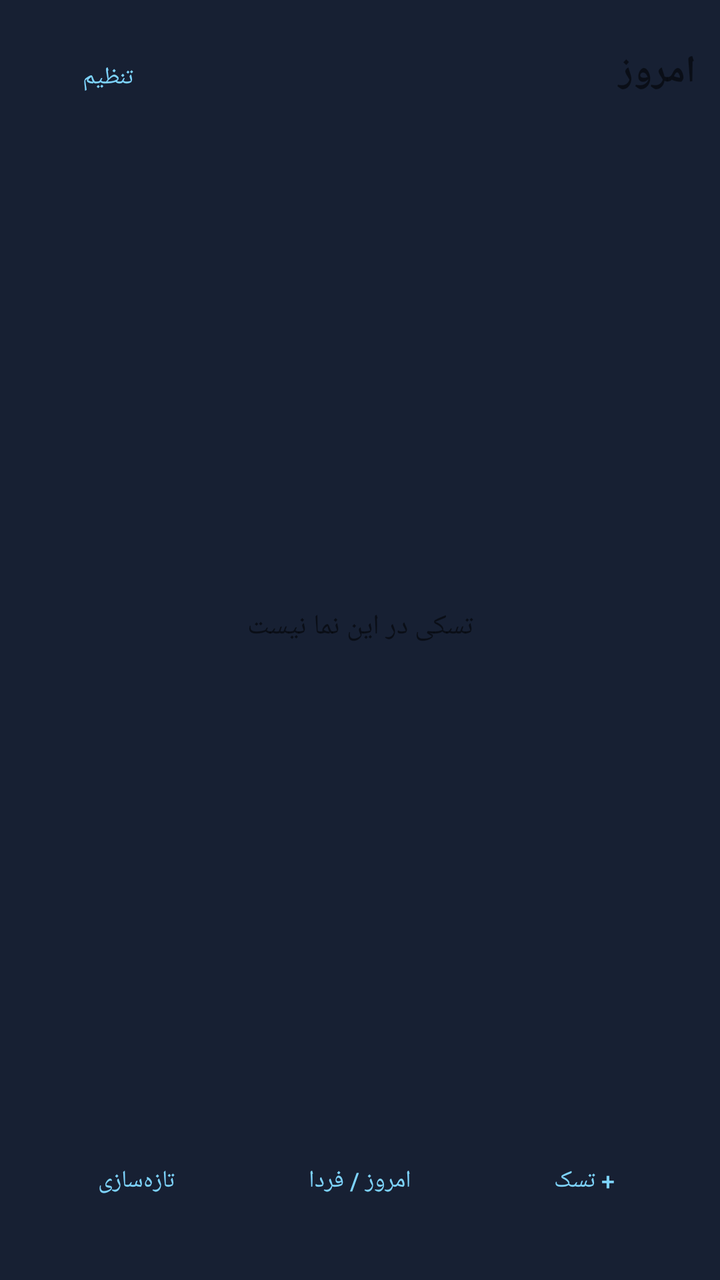
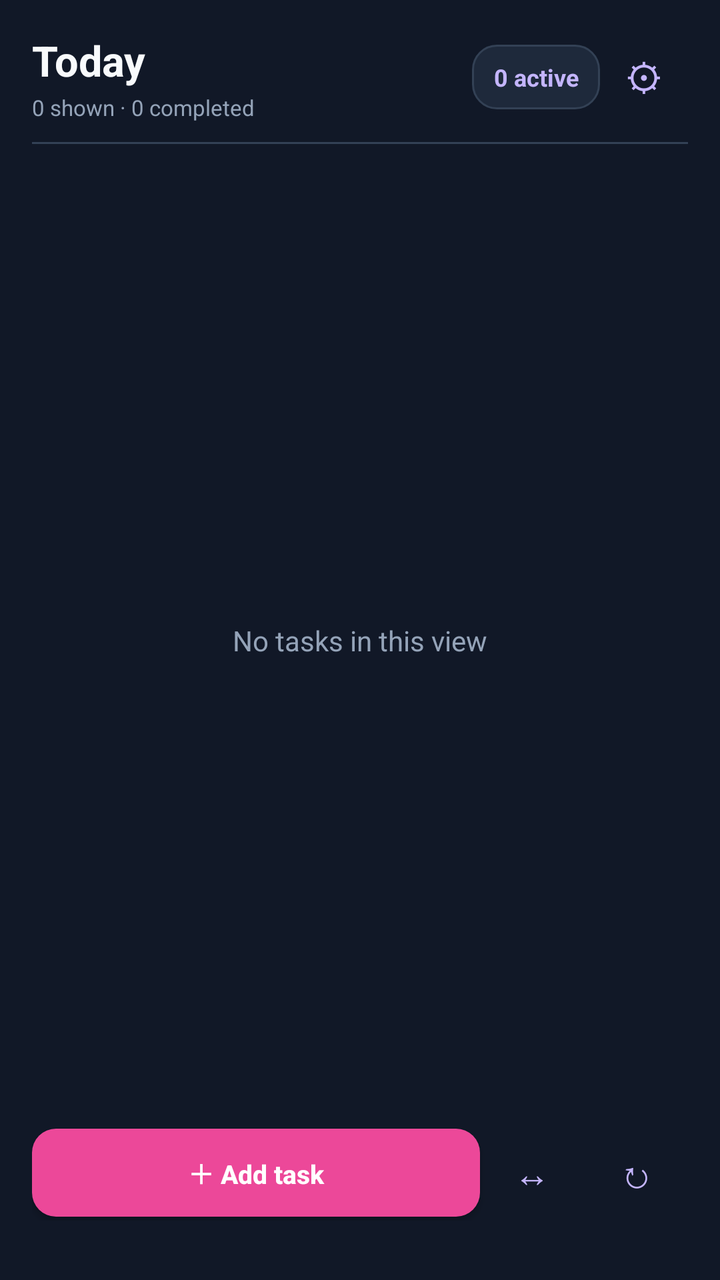

Two renders of the same Android screen: before a commit and after it. Below are the layout's source before the change and the commit's diff.
<!-- AndroidManifest.xml: application theme AppTheme -->
<!-- res/layout/widget_agenda.xml -->
<?xml version="1.0" encoding="utf-8"?>
<LinearLayout xmlns:android="http://schemas.android.com/apk/res/android" android:id="@+id/agenda_root" android:layout_width="match_parent" android:layout_height="match_parent" android:orientation="vertical" android:layoutDirection="rtl" android:padding="12dp" android:background="#172033"><LinearLayout android:layout_width="match_parent" android:layout_height="48dp" android:orientation="horizontal"><TextView android:id="@+id/agenda_title" android:layout_width="0dp" android:layout_weight="3" android:layout_height="match_parent" android:gravity="center_vertical" android:text="امروز" android:textSize="19sp" android:textStyle="bold"/><Button android:id="@+id/agenda_settings" android:layout_width="0dp" android:layout_weight="1" android:layout_height="48dp" android:minWidth="0dp" android:minHeight="48dp" android:padding="2dp" android:text="تنظیم" android:textSize="12sp" android:textColor="#7DD3FC" android:background="@android:color/transparent"/></LinearLayout><FrameLayout android:layout_width="match_parent" android:layout_height="0dp" android:layout_weight="1"><ListView android:id="@+id/agenda_list" android:layout_width="match_parent" android:layout_height="match_parent" android:divider="@android:color/transparent" android:dividerHeight="4dp"/><TextView android:id="@+id/agenda_empty" android:layout_width="match_parent" android:layout_height="match_parent" android:gravity="center" android:text="تسکی در این نما نیست"/></FrameLayout><LinearLayout android:layout_width="match_parent" android:layout_height="48dp" android:orientation="horizontal"><Button android:id="@+id/agenda_add" android:layout_width="0dp" android:layout_weight="1" android:layout_height="48dp" android:minWidth="0dp" android:minHeight="48dp" android:padding="2dp" android:text="+ تسک" android:textSize="12sp" android:textColor="#7DD3FC" android:background="@android:color/transparent"/><Button android:id="@+id/agenda_scope" android:layout_width="0dp" android:layout_weight="1" android:layout_height="48dp" android:minWidth="0dp" android:minHeight="48dp" android:padding="2dp" android:text="امروز / فردا" android:textSize="12sp" android:textColor="#7DD3FC" android:background="@android:color/transparent"/><Button android:id="@+id/agenda_refresh" android:layout_width="0dp" android:layout_weight="1" android:layout_height="48dp" android:minWidth="0dp" android:minHeight="48dp" android:padding="2dp" android:text="تازه‌سازی" android:textSize="12sp" android:textColor="#7DD3FC" android:background="@android:color/transparent"/></LinearLayout><TextView android:id="@+id/agenda_status" android:layout_width="match_parent" android:layout_height="wrap_content" android:maxLines="2" android:textSize="10sp"/></LinearLayout>
<!-- resources referenced by this layout -->
<resources>
  <style name="AppTheme" parent="Theme.AppCompat.Light.DarkActionBar">
          
          <item name="colorPrimary">@color/colorPrimary</item>
          <item name="colorPrimaryDark">@color/colorPrimaryDark</item>
          <item name="colorAccent">@color/colorAccent</item>
      </style>
</resources>

<!-- the commit's change to res/layout/widget_agenda.xml (unified diff, before → after) -->
@@ -1,2 +1,22 @@
 <?xml version="1.0" encoding="utf-8"?>
-<LinearLayout xmlns:android="http://schemas.android.com/apk/res/android" android:id="@+id/agenda_root" android:layout_width="match_parent" android:layout_height="match_parent" android:orientation="vertical" android:layoutDirection="rtl" android:padding="12dp" android:background="#172033"><LinearLayout android:layout_width="match_parent" android:layout_height="48dp" android:orientation="horizontal"><TextView android:id="@+id/agenda_title" android:layout_width="0dp" android:layout_weight="3" android:layout_height="match_parent" android:gravity="center_vertical" android:text="امروز" android:textSize="19sp" android:textStyle="bold"/><Button android:id="@+id/agenda_settings" android:layout_width="0dp" android:layout_weight="1" android:layout_height="48dp" android:minWidth="0dp" android:minHeight="48dp" android:padding="2dp" android:text="تنظیم" android:textSize="12sp" android:textColor="#7DD3FC" android:background="@android:color/transparent"/></LinearLayout><FrameLayout android:layout_width="match_parent" android:layout_height="0dp" android:layout_weight="1"><ListView android:id="@+id/agenda_list" android:layout_width="match_parent" android:layout_height="match_parent" android:divider="@android:color/transparent" android:dividerHeight="4dp"/><TextView android:id="@+id/agenda_empty" android:layout_width="match_parent" android:layout_height="match_parent" android:gravity="center" android:text="تسکی در این نما نیست"/></FrameLayout><LinearLayout android:layout_width="match_parent" android:layout_height="48dp" android:orientation="horizontal"><Button android:id="@+id/agenda_add" android:layout_width="0dp" android:layout_weight="1" android:layout_height="48dp" android:minWidth="0dp" android:minHeight="48dp" android:padding="2dp" android:text="+ تسک" android:textSize="12sp" android:textColor="#7DD3FC" android:background="@android:color/transparent"/><Button android:id="@+id/agenda_scope" android:layout_width="0dp" android:layout_weight="1" android:layout_height="48dp" android:minWidth="0dp" android:minHeight="48dp" android:padding="2dp" android:text="امروز / فردا" android:textSize="12sp" android:textColor="#7DD3FC" android:background="@android:color/transparent"/><Button android:id="@+id/agenda_refresh" android:layout_width="0dp" android:layout_weight="1" android:layout_height="48dp" android:minWidth="0dp" android:minHeight="48dp" android:padding="2dp" android:text="تازه‌سازی" android:textSize="12sp" android:textColor="#7DD3FC" android:background="@android:color/transparent"/></LinearLayout><TextView android:id="@+id/agenda_status" android:layout_width="match_parent" android:layout_height="wrap_content" android:maxLines="2" android:textSize="10sp"/></LinearLayout>
+<LinearLayout xmlns:android="http://schemas.android.com/apk/res/android" android:id="@+id/agenda_root" android:layout_width="match_parent" android:layout_height="match_parent" android:orientation="vertical" android:layoutDirection="ltr" android:padding="16dp" android:background="#111827">
+    <LinearLayout android:layout_width="match_parent" android:layout_height="wrap_content" android:orientation="horizontal" android:gravity="center_vertical">
+        <LinearLayout android:layout_width="0dp" android:layout_height="wrap_content" android:layout_weight="1" android:orientation="vertical">
+            <TextView android:id="@+id/agenda_title" android:layout_width="match_parent" android:layout_height="wrap_content" android:text="Today" android:textSize="21sp" android:textStyle="bold" android:textColor="#F8FAFC"/>
+            <TextView android:id="@+id/agenda_subtitle" android:layout_width="match_parent" android:layout_height="wrap_content" android:layout_marginTop="2dp" android:text="0 shown · 0 completed" android:textSize="11sp" android:textColor="#94A3B8"/>
+        </LinearLayout>
+        <TextView android:id="@+id/agenda_count" android:layout_width="wrap_content" android:layout_height="wrap_content" android:minWidth="64dp" android:gravity="center" android:padding="8dp" android:text="0 active" android:textSize="12sp" android:textStyle="bold" android:textColor="#C4B5FD" android:background="@drawable/widget_card_background"/>
+        <Button android:id="@+id/agenda_settings" android:layout_width="44dp" android:layout_height="44dp" android:minWidth="44dp" android:minHeight="44dp" android:text="⚙" android:textSize="19sp" android:textColor="#C4B5FD" android:background="@android:color/transparent" android:contentDescription="Widget settings"/>
+    </LinearLayout>
+    <ImageView android:layout_width="match_parent" android:layout_height="1dp" android:layout_marginTop="10dp" android:layout_marginBottom="6dp" android:background="#334155" android:importantForAccessibility="no"/>
+    <FrameLayout android:layout_width="match_parent" android:layout_height="0dp" android:layout_weight="1">
+        <ListView android:id="@+id/agenda_list" android:layout_width="match_parent" android:layout_height="match_parent" android:divider="@android:color/transparent" android:dividerHeight="3dp"/>
+        <TextView android:id="@+id/agenda_empty" android:layout_width="match_parent" android:layout_height="match_parent" android:gravity="center" android:text="No tasks in this view" android:textColor="#94A3B8" android:textSize="14sp"/>
+    </FrameLayout>
+    <LinearLayout android:layout_width="match_parent" android:layout_height="48dp" android:orientation="horizontal" android:gravity="center_vertical">
+        <Button android:id="@+id/agenda_add" android:layout_width="0dp" android:layout_weight="1" android:layout_height="44dp" android:minWidth="0dp" android:minHeight="44dp" android:text="＋ Add task" android:textAllCaps="false" android:textSize="13sp" android:textStyle="bold" android:textColor="#FFFFFF" android:background="@drawable/widget_button_background"/>
+        <Button android:id="@+id/agenda_scope" android:layout_width="52dp" android:layout_height="44dp" android:minWidth="52dp" android:minHeight="44dp" android:text="↔" android:textSize="18sp" android:textColor="#C4B5FD" android:background="@android:color/transparent" android:contentDescription="Change view"/>
+        <Button android:id="@+id/agenda_refresh" android:layout_width="52dp" android:layout_height="44dp" android:minWidth="52dp" android:minHeight="44dp" android:text="↻" android:textSize="19sp" android:textColor="#C4B5FD" android:background="@android:color/transparent" android:contentDescription="Refresh widgets"/>
+    </LinearLayout>
+    <TextView android:id="@+id/agenda_status" android:layout_width="match_parent" android:layout_height="wrap_content" android:maxLines="1" android:ellipsize="end" android:textSize="10sp" android:textColor="#94A3B8"/>
+</LinearLayout>
<!-- resource entries referenced after the edit -->
@@ -1,5 +1,28 @@
 <!-- resources referenced by this layout -->
 <resources>
+  <!-- drawable widget_button_background (drawable) -->
+  <?xml version="1.0" encoding="utf-8"?>
+  <selector xmlns:android="http://schemas.android.com/apk/res/android">
+      <item android:state_pressed="true">
+          <shape>
+              <solid android:color="#db2777" />
+              <corners android:radius="12dp" />
+          </shape>
+      </item>
+      <item>
+          <shape>
+              <solid android:color="#ec4899" />
+              <corners android:radius="12dp" />
+          </shape>
+      </item>
+  </selector>
+  <!-- drawable widget_card_background (drawable) -->
+  <?xml version="1.0" encoding="utf-8"?>
+  <shape xmlns:android="http://schemas.android.com/apk/res/android">
+      <solid android:color="#1e293b" />
+      <corners android:radius="12dp" />
+      <stroke android:width="1dp" android:color="#334155" />
+  </shape>
   <style name="AppTheme" parent="Theme.AppCompat.Light.DarkActionBar">
           
           <item name="colorPrimary">@color/colorPrimary</item>
